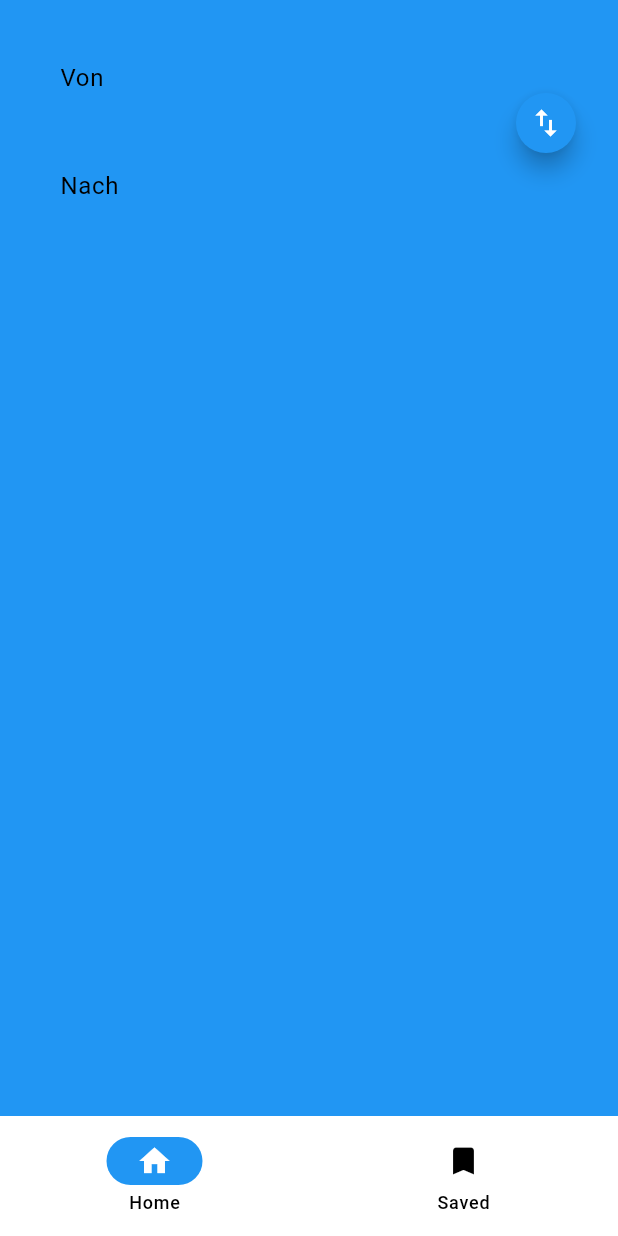
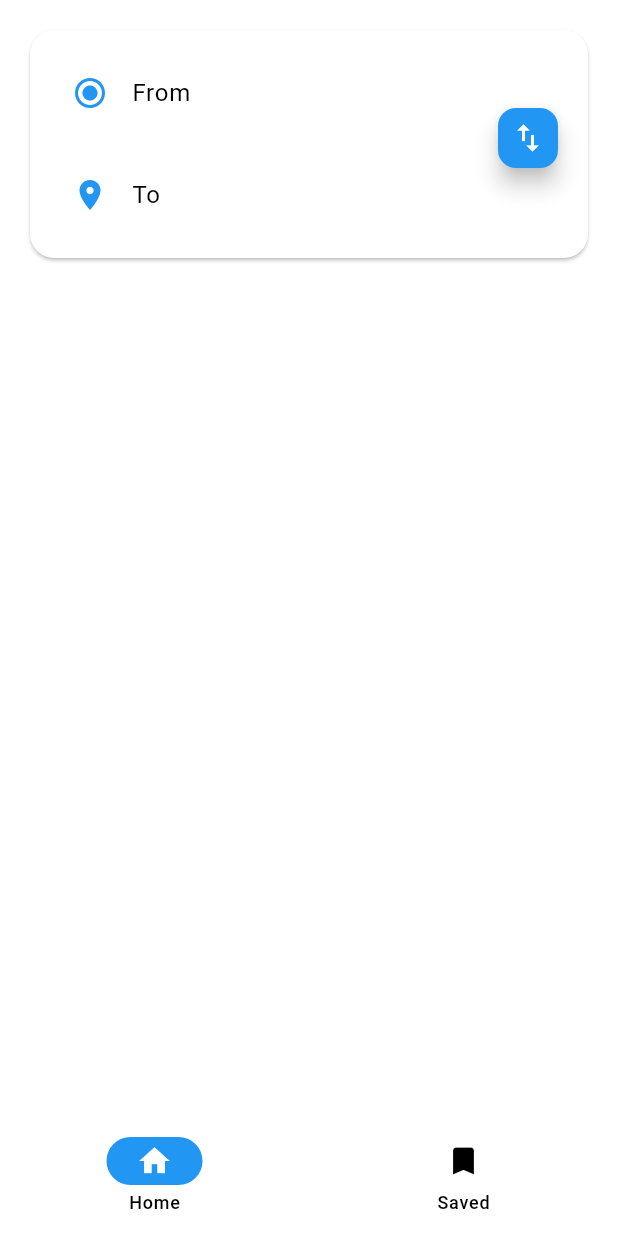
Before and after one commit to pagpeter/Navigator, a Flutter app: the ConnectionsPageAndroid screen opened directly with empty values, on a phone screen of 412 x 824 dp. Run offline on Flutter 3.47's test engine with Material 3 defaults, Android fonts, the phone set to English and light mode, and no system bars; drawn by our look-alikes of dynamic_color; our stand-ins replace flutter_map, flutter_svg, google_fonts, latlong2.

Commit message:
m3 expressive redesign

```diff
--- a/navigator/lib/pages/android/connections_page_android.dart
+++ b/navigator/lib/pages/android/connections_page_android.dart
@@ -19,31 +19,41 @@ class ConnectionsPageAndroid extends StatefulWidget {
 }
 
 class _ConnectionsPageAndroidState extends State<ConnectionsPageAndroid> {
+  late final TextEditingController _toController;
+  late final TextEditingController _fromController;
   void initState() {
     super.initState();
+    _toController = TextEditingController(text: widget.to.name);
+    _fromController = TextEditingController();
   }
 
   void dispose() {
     super.dispose();
   }
 
+
+
+ @override
 Widget build(BuildContext context) {
+  final theme = Theme.of(context);
+  final colors = theme.colorScheme;
+
   return Scaffold(
-      backgroundColor: Theme.of(context).colorScheme.primaryContainer,
+    backgroundColor: colors.surface,
     body: SafeArea(
       child: Padding(
-          padding: const EdgeInsets.all(8.0),
+        padding: const EdgeInsets.all(16),
         child: Column(
           children: [
-              //Search Options
-              DecoratedBox(
-                decoration: BoxDecoration(
-                  borderRadius: BorderRadius.all(Radius.circular(20)),
-                  color: Theme.of(context).colorScheme.primary.withAlpha(100),
-                 // border: Border.all(color: Theme.of(context).colorScheme.secondary, width: 2)
+            // ——— M3 expressive “card” for inputs ———
+            Card(
+              color: colors.surfaceVariant,
+              elevation: 1,
+              shape: RoundedRectangleBorder(
+                borderRadius: BorderRadius.circular(16),
               ),
               child: Padding(
-                  padding: const EdgeInsets.all(16.0),
+                padding: const EdgeInsets.all(16),
                 child: Stack(
                   children: [
                     Column(
@@ -51,23 +61,26 @@ class _ConnectionsPageAndroidState extends State<ConnectionsPageAndroid> {
                         _buildInputField(
                           context,
                           Icons.radio_button_checked,
-                            "Von",
+                          "From",
+                          _fromController,
                         ),
                         const SizedBox(height: 16),
-                          _buildInputField(context, Icons.location_on, "Nach"),
+                        _buildInputField(
+                          context,
+                          Icons.location_on,
+                          "To",
+                          _toController,
+                        ),
                       ],
                     ),
+
+                    // M3 small FAB, no overrides—theme provides size, shape & color
                     Positioned(
                       right: 0,
-                        top:
-                            34, // Adjust this to center the button between the fields
+                      top: 32, // centers between the two 56dp-high fields
                       child: FloatingActionButton.small(
-                          onPressed: () {
-                            // Switch action here
-                          },
-                          backgroundColor: Theme.of(context).colorScheme.primary,
+                        onPressed: swap,
                         child: const Icon(Icons.swap_vert),
-                          shape: const CircleBorder(),
                       ),
                     ),
                   ],
@@ -75,15 +88,18 @@ class _ConnectionsPageAndroidState extends State<ConnectionsPageAndroid> {
               ),
             ),
 
-              Text(widget.to.name),
+            const SizedBox(height: 24),
+            Text(
+              widget.to.name,
+              style: theme.textTheme.headlineSmall
+                  ?.copyWith(color: colors.onSurface),
+            ),
           ],
         ),
       ),
     ),
-
-      // Connections
     bottomNavigationBar: NavigationBar(
-        destinations: const [
+      destinations: [
         NavigationDestination(icon: Icon(Icons.home), label: 'Home'),
         NavigationDestination(icon: Icon(Icons.bookmark), label: 'Saved'),
       ],
@@ -95,25 +111,35 @@ class _ConnectionsPageAndroidState extends State<ConnectionsPageAndroid> {
   BuildContext context,
   IconData icon,
   String hintText,
+  TextEditingController controller,
 ) {
+  final colors = Theme.of(context).colorScheme;
   return TextField(
+    controller: controller,
+    onChanged: (_) {}, // keep your debounce logic upstream
+    style: TextStyle(color: colors.onSurface),
+    cursorColor: colors.primary,
     decoration: InputDecoration(
       hintText: hintText,
-        enabledBorder: OutlineInputBorder(
-          borderSide: BorderSide(
-            color: Theme.of(context).colorScheme.primaryFixed,
-            width: 2,
-          ),
-          borderRadius: BorderRadius.all(Radius.circular(20)),
-        ),
-        focusedBorder: OutlineInputBorder(
-          borderSide: BorderSide(
-            color: Theme.of(context).colorScheme.onPrimaryFixed,
-            width: 2,
-          ),
-          borderRadius: BorderRadius.all(Radius.circular(20)),
+      hintStyle: TextStyle(color: colors.onSurfaceVariant),
+      prefixIcon: Icon(icon, color: colors.primary),
+      filled: true,
+      fillColor: colors.surface,
+      contentPadding:
+          const EdgeInsets.symmetric(horizontal: 16, vertical: 14),
+      border: OutlineInputBorder(
+        borderSide: BorderSide.none,
+        borderRadius: BorderRadius.circular(16),
       ),
     ),
   );
 }
+
+
+  void swap() {
+  String temp = _toController.text;
+  _toController.text = _fromController.text;
+  _fromController.text = temp;
 }
+
+}
--- a/navigator/lib/services/dbApiService.dart
+++ b/navigator/lib/services/dbApiService.dart
@@ -19,9 +19,9 @@ class dbApiService {
       final data = jsonDecode(utf8.decode(response.bodyBytes));
       print(jsonEncode(data)); // Pretty print or handle as needed
       return (data as List)
-    .where((item) => item['id'] != null && item['id'].toString().toLowerCase() != 'null')
+    .where((item) => (item['id'] != null && item['id'].toString().toLowerCase() != 'null') || !(item['type'] != 'station' && item['latitude'] != null && item['longitude'] != null))
     .map<Location>((item) {
-      if (item['type'] == 'station') {
+      if (item['type'] == 'station' || item['type'] == 'stop') {
         return Station.fromJson(item);
       } else {
         return Location.fromJson(item);
```
Also changed, not shown: navigator/lib/pages/android/home_page_android.dart (+113 -167 lines). Lines whose indentation alone changed are shown as unchanged.
